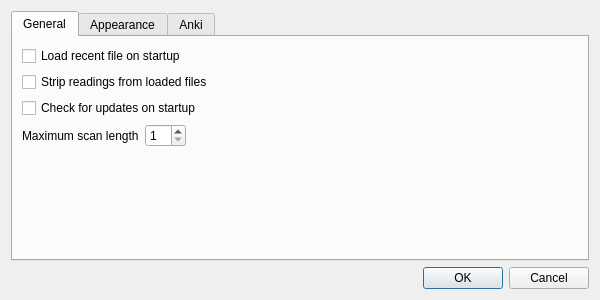
FooSoft/yomichan-anki, file ui/preferences.ui: the form before one commit.
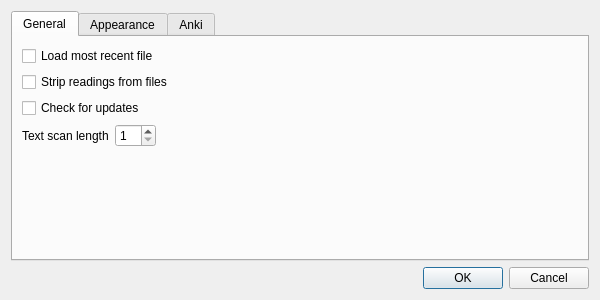
The form after the commit.

Commit message: Updating preference system

The edit to the form file:
```diff
--- a/ui/preferences.ui
+++ b/ui/preferences.ui
@@ -27,28 +27,28 @@
        <item row="0" column="0" colspan="2">
         <widget class="QCheckBox" name="checkLoadRecentFile">
          <property name="text">
-          <string>Load recent file on startup</string>
+          <string>Load most recent file</string>
          </property>
         </widget>
        </item>
        <item row="1" column="0" colspan="2">
         <widget class="QCheckBox" name="checkStripReadings">
          <property name="text">
-          <string>Strip readings from loaded files</string>
+          <string>Strip readings from files</string>
          </property>
         </widget>
        </item>
        <item row="2" column="0" colspan="2">
         <widget class="QCheckBox" name="checkCheckForUpdates">
          <property name="text">
-          <string>Check for updates on startup</string>
+          <string>Check for updates</string>
          </property>
         </widget>
        </item>
        <item row="3" column="0">
         <widget class="QLabel" name="label_14">
          <property name="text">
-          <string>Maximum scan length</string>
+          <string>Text scan length</string>
          </property>
         </widget>
        </item>
```
Left out of the diff: 2 changed lines with no effect on the pictures. The commit also changes 4 other files.
